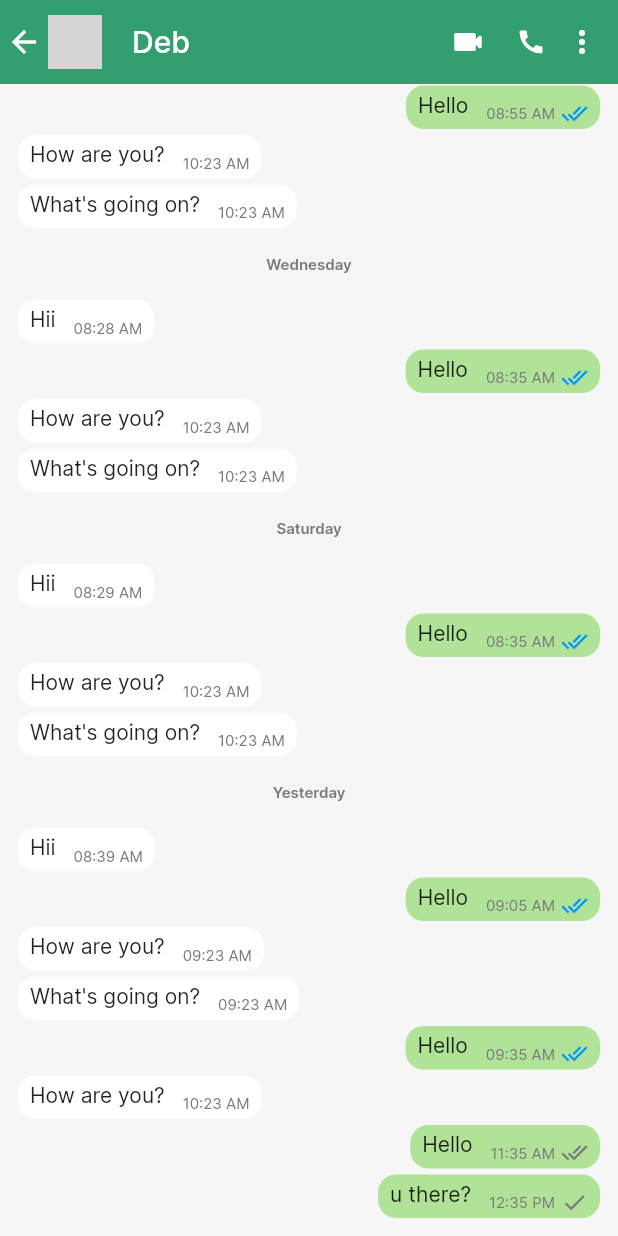
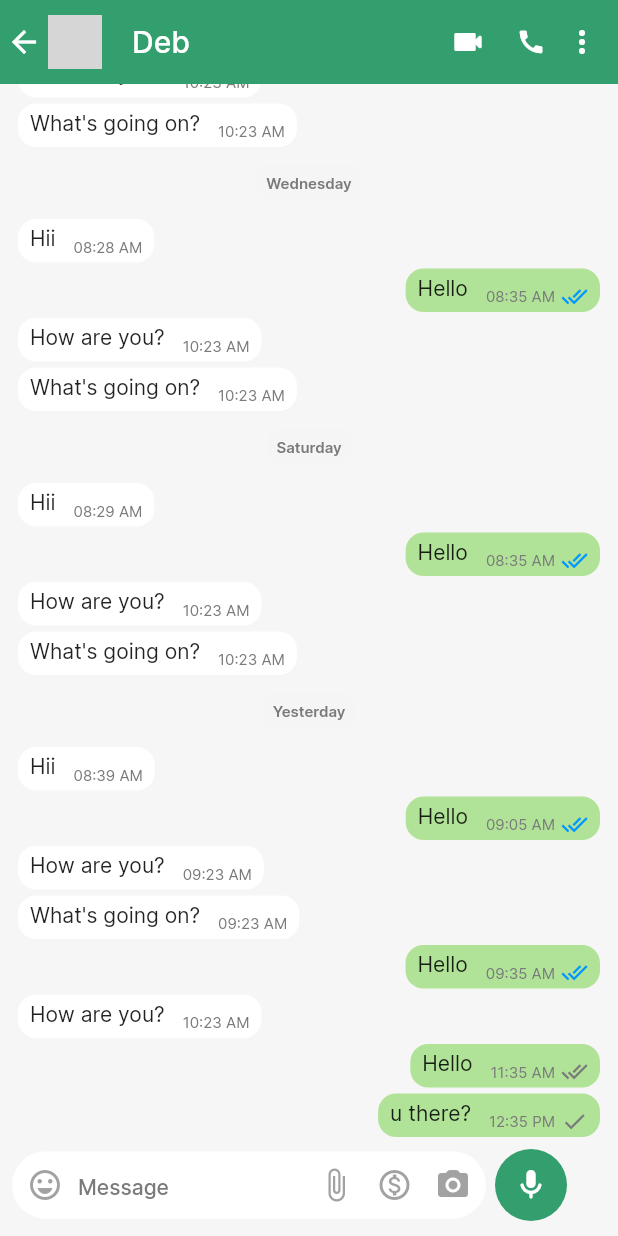
Before and after one commit to im-dpaul/whatsapp-clone, a Flutter app: the ChatScreen screen opened by its route, on a phone screen of 412 x 824 dp. Run offline on Flutter 3.47's test engine with Material 2 defaults, Android fonts, the phone set to English and light mode, and no system bars; our stand-ins replace flutter_svg, get; network calls fail; grey boxes are pictures that could not be loaded.

Commit message:
added send message functionality

```diff
--- a/lib/core/constants/app_text_styles.dart
+++ b/lib/core/constants/app_text_styles.dart
@@ -6,6 +6,12 @@ class AppTextStyles {
     fontSize: 14,
     fontFamily: 'Inter',
     fontWeight: FontWeight.w400,
+    color: AppColors.neutral01,
+  );
+  static TextStyle f14w500Neutral01 = const TextStyle(
+    fontSize: 14,
+    fontFamily: 'Inter',
+    fontWeight: FontWeight.w500,
     color: AppColors.neutral01,
   );
   static TextStyle f18w400PureWhite = const TextStyle(
--- a/lib/features/chat/controller/chats_list_controller.dart
+++ b/lib/features/chat/controller/chats_list_controller.dart
@@ -1,3 +1,4 @@
+import 'package:flutter/material.dart';
 import 'package:get/get.dart';
 import 'package:intl/intl.dart';
 import 'package:whatsapp_ui/features/chat/model/chat_list_data_model.dart';
@@ -5,6 +6,16 @@ import 'package:whatsapp_ui/features/chat/model/message_data_model.dart';
 
 class ChatsListController extends GetxController {
   RxString currentSenderId = ''.obs;
+  RxBool isMessageEmpty = true.obs;
+  TextEditingController messageController = TextEditingController();
+  setMessageEmpty() {
+    if (messageController.text.isNotEmpty) {
+      isMessageEmpty.value = false;
+    } else {
+      isMessageEmpty.value = true;
+    }
+  }
+
   extractDateTime(DateTime? dateTime) {
     if (dateTime != null) {
       dateTime = dateTime.toLocal();
--- a/lib/features/chat/view/chat_screen.dart
+++ b/lib/features/chat/view/chat_screen.dart
@@ -1,10 +1,10 @@
 import 'package:flutter/material.dart';
 import 'package:get/get.dart';
 import 'package:whatsapp_ui/core/constants/app_colors.dart';
-import 'package:whatsapp_ui/core/constants/app_text_styles.dart';
 import 'package:whatsapp_ui/features/chat/controller/chats_list_controller.dart';
+import 'package:whatsapp_ui/features/chat/widgets/all_messages_widget.dart';
 import 'package:whatsapp_ui/features/chat/widgets/chat_appbar.dart';
-import 'package:whatsapp_ui/features/chat/widgets/single_message_widget.dart';
+import 'package:whatsapp_ui/features/chat/widgets/send_message_widget.dart';
 
 class ChatScreen extends StatefulWidget {
   const ChatScreen({
@@ -29,60 +29,18 @@ class _ChatScreenState extends State<ChatScreen> {
           chatsListController.currentSenderId.value = '';
         },
       ),
-      body: SingleChildScrollView(
-        reverse: true,
-        physics: const BouncingScrollPhysics(),
-        child: Column(
-          children: [
-            SizedBox(
-              // height: 700,
-              child: ListView.builder(
-                shrinkWrap: true,
-                // reverse: true,
-                padding:
-                    const EdgeInsets.symmetric(vertical: 10, horizontal: 12),
-                physics: const BouncingScrollPhysics(),
-                itemCount:
-                    chatsListController.messageDataModel.allMessage?.length ??
-                        0,
-                itemBuilder: (context, index) {
-                  return Column(
-                    children: [
-                      Container(
-                        margin: const EdgeInsets.symmetric(vertical: 10),
-                        padding: const EdgeInsets.all(6),
-                        decoration: BoxDecoration(
-                            color: AppColors.neutral03,
-                            borderRadius: BorderRadius.circular(8)),
-                        child: Text(
-                          chatsListController.chatDate(chatsListController
-                              .messageDataModel.allMessage?[index].messageDate),
-                          style: AppTextStyles.f10w600Neutral01,
-                        ),
-                      ),
-                      Column(
-                        mainAxisSize: MainAxisSize.min,
-                        children: List.generate(
-                          chatsListController.messageDataModel
-                                  .allMessage?[index].messageData?.length ??
-                              0,
-                          (idx) => SingleMessageWidget(
-                            messageData: chatsListController.messageDataModel
-                                .allMessage?[index].messageData?[idx],
-                            messageTime: chatsListController.chatTime(
-                              chatsListController.messageDataModel
-                                  .allMessage?[index].messageData?[idx].time,
-                            ),
-                          ),
-                        ),
-                      )
-                    ],
-                  );
-                },
-              ),
-            ),
-          ],
-        ),
+      body: Stack(
+        children: [
+          SingleChildScrollView(
+            reverse: true,
+            physics: const BouncingScrollPhysics(),
+            child: AllMessagesWidget(),
+          ),
+          const Positioned(
+            bottom: 2,
+            child: SendMessageWidget(),
+          ),
+        ],
       ),
     );
   }
--- /dev/null
+++ b/lib/features/chat/widgets/all_messages_widget.dart
@@ -0,0 +1,59 @@
+import 'package:flutter/material.dart';
+import 'package:get/get.dart';
+import 'package:whatsapp_ui/core/constants/app_colors.dart';
+import 'package:whatsapp_ui/core/constants/app_text_styles.dart';
+import 'package:whatsapp_ui/features/chat/controller/chats_list_controller.dart';
+import 'package:whatsapp_ui/features/chat/widgets/single_message_widget.dart';
+
+class AllMessagesWidget extends StatelessWidget {
+  AllMessagesWidget({
+    super.key,
+  });
+  final ChatsListController chatsListController = Get.find();
+  @override
+  Widget build(BuildContext context) {
+    return SizedBox(
+      child: ListView.builder(
+        shrinkWrap: true,
+        padding:
+            const EdgeInsets.only(top: 10, right: 12, left: 12, bottom: 64),
+        physics: const BouncingScrollPhysics(),
+        itemCount: chatsListController.messageDataModel.allMessage?.length ?? 0,
+        itemBuilder: (context, index) {
+          return Column(
+            children: [
+              Container(
+                margin: const EdgeInsets.symmetric(vertical: 10),
+                padding: const EdgeInsets.all(6),
+                decoration: BoxDecoration(
+                    color: AppColors.neutral03,
+                    borderRadius: BorderRadius.circular(8)),
+                child: Text(
+                  chatsListController.chatDate(chatsListController
+                      .messageDataModel.allMessage?[index].messageDate),
+                  style: AppTextStyles.f10w600Neutral01,
+                ),
+              ),
+              Column(
+                mainAxisSize: MainAxisSize.min,
+                children: List.generate(
+                  chatsListController.messageDataModel.allMessage?[index]
+                          .messageData?.length ??
+                      0,
+                  (idx) => SingleMessageWidget(
+                    messageData: chatsListController
+                        .messageDataModel.allMessage?[index].messageData?[idx],
+                    messageTime: chatsListController.chatTime(
+                      chatsListController.messageDataModel.allMessage?[index]
+                          .messageData?[idx].time,
+                    ),
+                  ),
+                ),
+              )
+            ],
+          );
+        },
+      ),
+    );
+  }
+}
--- /dev/null
+++ b/lib/features/chat/widgets/send_message_widget.dart
@@ -0,0 +1,102 @@
+import 'package:flutter/material.dart';
+import 'package:get/get.dart';
+import 'package:whatsapp_ui/core/constants/app_colors.dart';
+import 'package:whatsapp_ui/core/constants/app_text_styles.dart';
+import 'package:whatsapp_ui/features/chat/controller/chats_list_controller.dart';
+
+class SendMessageWidget extends StatefulWidget {
+  const SendMessageWidget({
+    super.key,
+  });
+  @override
+  State<SendMessageWidget> createState() => _SendMessageWidgetState();
+}
+
+class _SendMessageWidgetState extends State<SendMessageWidget> {
+  ChatsListController chatsListController = Get.find();
+  @override
+  Widget build(BuildContext context) {
+    return Padding(
+      padding: const EdgeInsets.all(8.0),
+      child: Obx(
+        () => Row(
+          mainAxisSize: MainAxisSize.max,
+          children: [
+            Container(
+              height: 45,
+              padding: const EdgeInsets.symmetric(horizontal: 10),
+              decoration: BoxDecoration(
+                color: AppColors.pureWhite,
+                borderRadius: BorderRadius.circular(24),
+              ),
+              child: Row(
+                children: [
+                  Icon(
+                    Icons.emoji_emotions_outlined,
+                    size: 24,
+                    color: AppColors.neutral01.withOpacity(0.7),
+                  ),
+                  Padding(
+                    padding: const EdgeInsets.symmetric(horizontal: 10),
+                    child: SizedBox(
+                      width:
+                          chatsListController.isMessageEmpty.value ? 150 : 228,
+                      child: TextField(
+                        onChanged: (value) {
+                          chatsListController.setMessageEmpty();
+                        },
+                        controller: chatsListController.messageController,
+                        cursorColor: AppColors.green02,
+                        maxLines: 10,
+                        decoration: InputDecoration(
+                          hintText: 'Message',
+                          hintStyle: AppTextStyles.f14w500Neutral01,
+                          border: InputBorder.none,
+                        ),
+                      ),
+                    ),
+                  ),
+                  Icon(
+                    Icons.attach_file_outlined,
+                    size: 24,
+                    color: AppColors.neutral01.withOpacity(0.7),
+                  ),
+                  Visibility(
+                    visible: chatsListController.isMessageEmpty.value,
+                    child: Padding(
+                      padding: const EdgeInsets.symmetric(horizontal: 15),
+                      child: Icon(
+                        Icons.monetization_on_outlined,
+                        size: 24,
+                        color: AppColors.neutral01.withOpacity(0.7),
+                      ),
+                    ),
+                  ),
+                  Visibility(
+                    visible: chatsListController.isMessageEmpty.value,
+                    child: Icon(
+                      Icons.camera_alt_rounded,
+                      size: 24,
+                      color: AppColors.neutral01.withOpacity(0.7),
+                    ),
+                  ),
+                ],
+              ),
+            ),
+            const SizedBox(width: 6),
+            CircleAvatar(
+              backgroundColor: AppColors.green02,
+              radius: 24,
+              child: Icon(
+                chatsListController.isMessageEmpty.value
+                    ? Icons.mic_rounded
+                    : Icons.send,
+                color: AppColors.pureWhite,
+              ),
+            )
+          ],
+        ),
+      ),
+    );
+  }
+}
```
